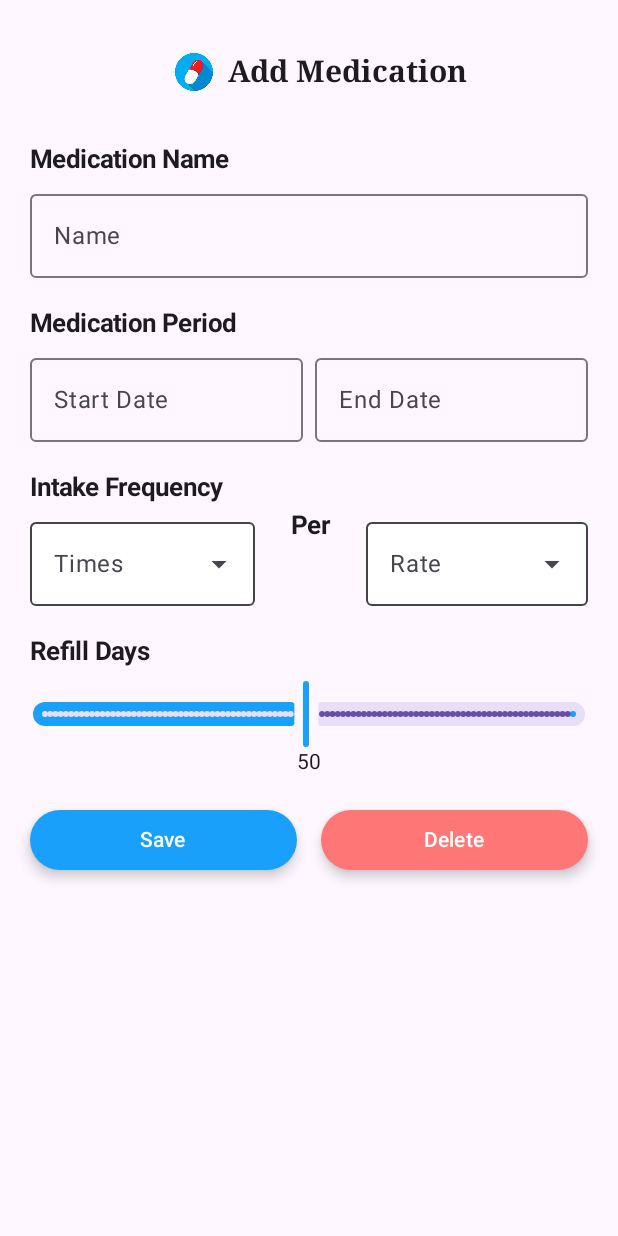
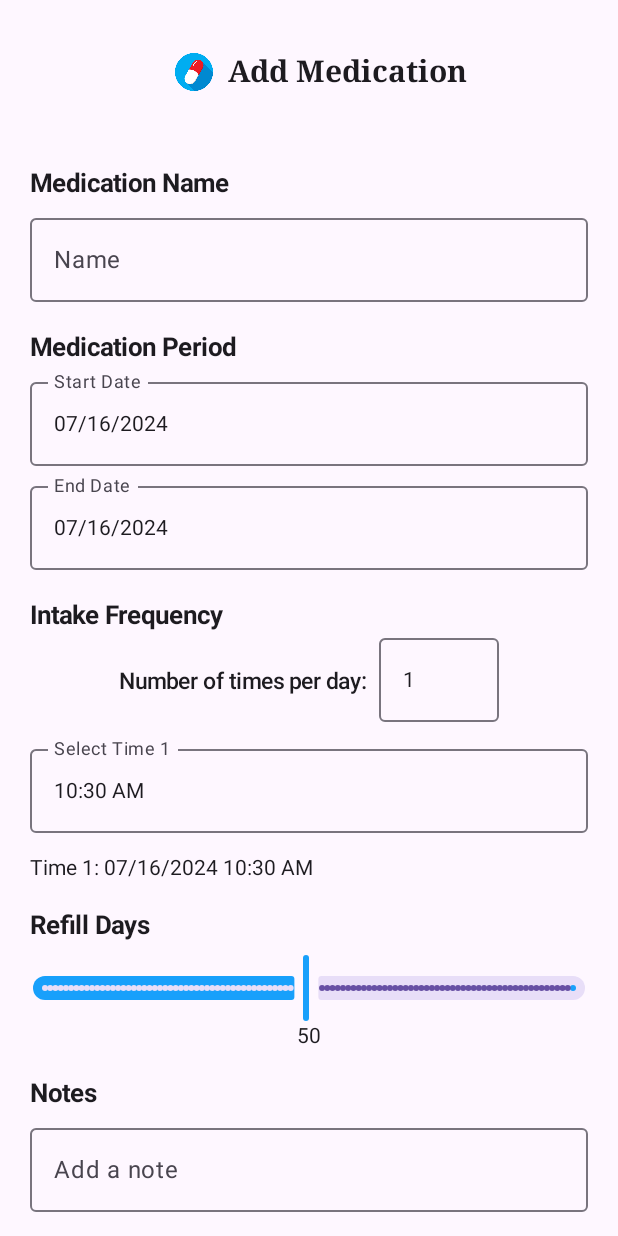
Before and after one commit to andrewliu6868/DoseDiary-Medication-and-Refill-Reminder-App, an Android app built with Jetpack Compose: the @Preview function AddMedPreview, on a phone screen of 412 x 824 dp. Run offline under Robolectric (Android 15) with nearby library versions, the phone set to English and light mode, and no system bars.

Commit message:
Add DatePicker TimePicker & Note Section in "Add Medication"

```diff
--- a/app/src/main/java/com/example/dosediary/view/AddMedication.kt
+++ b/app/src/main/java/com/example/dosediary/view/AddMedication.kt
@@ -1,5 +1,8 @@
 package com.example.dosediary.view
 
+import android.app.DatePickerDialog
+import android.app.TimePickerDialog
+import android.content.Context
 import android.os.Build
 import android.widget.Button
 import androidx.annotation.RequiresApi
@@ -8,6 +11,7 @@ import androidx.compose.foundation.border
 import androidx.compose.foundation.layout.Arrangement
 import androidx.compose.foundation.layout.Box
 import androidx.compose.foundation.layout.Column
+import androidx.compose.foundation.layout.PaddingValues
 import androidx.compose.foundation.layout.Row
 import androidx.compose.foundation.layout.Spacer
 import androidx.compose.foundation.layout.fillMaxSize
@@ -15,6 +19,8 @@ import androidx.compose.foundation.layout.fillMaxWidth
 import androidx.compose.foundation.layout.height
 import androidx.compose.foundation.layout.padding
 import androidx.compose.foundation.layout.width
+import androidx.compose.foundation.lazy.LazyColumn
+import androidx.compose.foundation.text.KeyboardOptions
 import androidx.compose.material3.Button
 import androidx.compose.material3.ButtonDefaults
 import androidx.compose.material3.DropdownMenuItem
@@ -35,12 +41,20 @@ import androidx.compose.material3.contentColorFor
 import androidx.compose.runtime.Composable
 import androidx.compose.runtime.MutableState
 import androidx.compose.runtime.getValue
+import androidx.compose.runtime.mutableIntStateOf
+import androidx.compose.runtime.mutableStateListOf
 import androidx.compose.runtime.mutableStateOf
 import androidx.compose.runtime.remember
 import androidx.compose.runtime.setValue
+import androidx.compose.ui.Alignment
 import androidx.compose.ui.Modifier
+import androidx.compose.ui.focus.onFocusChanged
 import androidx.compose.ui.graphics.Color
+import androidx.compose.ui.platform.LocalContext
+import androidx.compose.ui.text.TextRange
 import androidx.compose.ui.text.font.FontWeight
+import androidx.compose.ui.text.input.KeyboardType
+import androidx.compose.ui.text.input.TextFieldValue
 import androidx.compose.ui.text.style.TextAlign
 import androidx.compose.ui.tooling.preview.Preview
 import androidx.compose.ui.unit.dp
@@ -49,21 +63,20 @@ import androidx.navigation.NavHostController
 import androidx.navigation.compose.rememberNavController
 import com.example.dosediary.R
 import com.example.dosediary.components.CustomTopAppBar
+import com.example.dosediary.components.DatePicker
+import com.example.dosediary.components.TimePicker
 import com.example.dosediary.ui.theme.Background
 import com.example.dosediary.ui.theme.ContainerBackground
 import com.example.dosediary.ui.theme.Primary
+import java.text.SimpleDateFormat
 import java.time.LocalDate
+import java.util.Calendar
+import java.util.Date
+import java.util.Locale
 
-@RequiresApi(Build.VERSION_CODES.O)
 @Composable
 fun AddMedicationPage(navController: NavHostController){
     val medicationName = remember { mutableStateOf("") }
-    val startDate = remember { mutableStateOf("") }
-    val endDate = remember { mutableStateOf("") }
-//    var daysUntilRefill by remember { mutableIntStateOf(50) }
-//    val sideEffects = listOf("Nausea", "Vomiting", "Diarrhea", "Constipation", "Drowsiness", "Dizziness", "Headache", "Fatigue", "Dry Mouth", "Rash", "Insomnia")
-//    val sideEffectsState = remember { sideEffects.map { it to mutableStateOf(false) }.toMap() }
-//    val dateFormatter = DateTimeFormatter.ofPattern("yyyy-MM-dd")
 
     Scaffold(
         topBar = {
@@ -76,29 +89,27 @@ fun AddMedicationPage(navController: NavHostController){
             )
         }
     ){ innerPadding ->
-        Column(
+        LazyColumn(
             modifier = Modifier
                 .fillMaxSize()
                 .padding(innerPadding)
-                .padding(horizontal = 20.dp)
-        ){
-            MedicationNameSection(medicationName)
-            Spacer(modifier = Modifier.height(20.dp))
-            MedDurationSection(startDate, endDate)
-            Spacer(modifier = Modifier.height(20.dp))
-            MedFrequencySection()
-            Spacer(modifier = Modifier.height(20.dp))
-            RefillDaysSection()
-            Spacer(modifier = Modifier.height(20.dp))
-            SaveDeleteRow(navController)
+                .padding(horizontal = 20.dp),
+            contentPadding = PaddingValues(vertical = 16.dp),
+            verticalArrangement = Arrangement.spacedBy(20.dp)
+        ) {
+            item { MedicationNameSection(medicationName) }
+            item { MedDurationSection() }
+            item { MedFrequencySection() }
+            item { RefillDaysSection() }
+            item { NoteSection() }
+            item { SaveDeleteRow(navController) }
         }
     }
 }
 
 @Composable
 fun MedicationNameSection(medicationName: MutableState<String>){
-    Text(text = "Medication Name",
-        style = LocalTextStyle.current.copy(fontWeight = FontWeight.Bold, fontSize = 17.sp))
+    Text(text = "Medication Name", style = LocalTextStyle.current.copy(fontWeight = FontWeight.Bold, fontSize = 17.sp))
     Spacer(modifier = Modifier.height(5.dp))
     OutlinedTextField(
         value = medicationName.value,
@@ -108,115 +119,78 @@ fun MedicationNameSection(medicationName: MutableState<String>){
     )
 }
 
-@OptIn(ExperimentalMaterial3Api::class)
 @Composable
-fun MedDurationSection(startDate: MutableState<String>, endDate: MutableState<String>){
-    Text(text = "Medication Period",
-        style = LocalTextStyle.current.copy(fontWeight = FontWeight.Bold, fontSize = 17.sp))
+fun MedDurationSection(){
+    val startDate = remember { mutableStateOf(Date()) }
+    val endDate = remember { mutableStateOf(Date()) }
+
+    Text(text = "Medication Period", style = LocalTextStyle.current.copy(fontWeight = FontWeight.Bold, fontSize = 17.sp))
+    Spacer(modifier = Modifier.height(5.dp))
+    DatePicker(date = startDate, "Start Date")
+    Spacer(modifier = Modifier.height(5.dp))
+    DatePicker(date = endDate, "End Date")
+}
+
+@Composable
+fun MedFrequencySection(){
+    var frequency by remember { mutableStateOf(TextFieldValue("1")) }
+    val times = remember { mutableStateListOf<Date>(Date()) }
+    val dateFormat = remember { SimpleDateFormat("MM/dd/yyyy hh:mm a", Locale.getDefault()) }
+
+
+    Text(text = "Intake Frequency", style = LocalTextStyle.current.copy(fontWeight = FontWeight.Bold, fontSize = 17.sp))
     Spacer(modifier = Modifier.height(5.dp))
     Row(
         modifier = Modifier.fillMaxWidth(),
-        horizontalArrangement = Arrangement.spacedBy(8.dp)
-    ){
-        OutlinedTextField(value = startDate.value,
-            onValueChange = {startDate.value = it},
-            label = { Text("Start Date") },
-            modifier = Modifier.weight(1f)
+        horizontalArrangement = Arrangement.Center
+    ) {
+        Column {
+            Spacer(modifier = Modifier.height(20.dp))
+            Text(text = "Number of times per day:", style = LocalTextStyle.current.copy(fontWeight = FontWeight.Medium, fontSize = 15.sp))
+        }
+        Spacer(modifier = Modifier.width(8.dp))
+        OutlinedTextField(
+            modifier = Modifier
+                .width(80.dp)
+                .onFocusChanged { focusState ->
+                    if (focusState.isFocused) {
+                        frequency = frequency.copy(selection = TextRange(0, frequency.text.length))
+                    }
+                },
+            value = frequency,
+            onValueChange = { value ->
+                frequency = value
+                val intVal = value.text.toIntOrNull()
+                //Validation
+                if (intVal != null && intVal > 0) {
+                    while (times.size < intVal) {
+                        times.add(Date())
+                    }
+                    while (times.size > intVal) {
+                        times.removeAt(times.size - 1)
+                    }
+                }
+            },
+            keyboardOptions = KeyboardOptions(keyboardType = KeyboardType.Number)
         )
-        OutlinedTextField(value = endDate.value,
-            onValueChange = { endDate.value = it },
-            label = { Text("End Date") },
-            modifier = Modifier.weight(1f)
-        )
+    }
+    Spacer(modifier = Modifier.height(10.dp))
+    times.forEachIndexed { index, time ->
+        val timeState = remember { mutableStateOf(time) }
+        TimePicker(time = timeState, placeholder = "Select Time ${index + 1}")
+        times[index] = timeState.value
+        Spacer(modifier = Modifier.height(10.dp))
+    }
+    Spacer(modifier = Modifier.height(5.dp))
+    times.forEachIndexed { index, time ->
+        Text(text = "Time ${index + 1}: ${dateFormat.format(time)}")
     }
 }
 
-@OptIn(ExperimentalMaterial3Api::class)
-@Composable
-fun MedFrequencySection(){
-    val frequencyNum = remember { mutableListOf("0", "1", "2", "3", "4", "5", "6", "7", "8", "9") }
-    val frequncyRate = remember{ mutableListOf("Hourly", "Daily", "Weekly", "Monthly", "Yearly") }
-//    var freqNum by remember { mutableStateOf(frequencyNum[0]) }
-//    var freqRate by remember { mutableStateOf(frequncyRate[0]) }
-    Text(text = "Intake Frequency",
-        style = LocalTextStyle.current.copy(fontWeight = FontWeight.Bold, fontSize = 17.sp))
-    Spacer(modifier = Modifier.height(5.dp))
-    Row(
-        modifier = Modifier.fillMaxWidth(),
-        horizontalArrangement = Arrangement.spacedBy(8.dp)
-    ) {
-        DropDownMenu(
-            //selectedChoice = frequencyNum[0],
-            optionItems = frequencyNum,
-            label = "Times")
-        Spacer(modifier = Modifier.width(8.dp))
-        Text(
-            text = "Per",
-            style = LocalTextStyle.current.copy(fontWeight = FontWeight.Bold, fontSize = 17.sp)
-        )
-        Spacer(modifier = Modifier.width(8.dp))
-        DropDownMenu(
-            //selectedChoice = freqRate,
-            optionItems = frequncyRate,
-            label = "Rate"
-        )
-    }
-}
 
-@OptIn(ExperimentalMaterial3Api::class)
-@Composable
-fun DropDownMenu(
-    //selectedChoice: MutableState<String>,
-    optionItems: List<String>,
-    label: String
-){
-    var isExpanded by remember { mutableStateOf(false) }
-    var selected by remember{ mutableStateOf("") }
-    ExposedDropdownMenuBox(
-        expanded = isExpanded,
-        onExpandedChange = {isExpanded = !isExpanded},
-        modifier = Modifier.width(150.dp),
-    ) {
-        OutlinedTextField(
-            modifier = Modifier.menuAnchor(),
-            label = {Text(label)},
-            //value = selectedChoice.value,
-            value = selected,
-            onValueChange = {},
-            readOnly = true,
-            trailingIcon = {ExposedDropdownMenuDefaults.TrailingIcon(expanded = isExpanded) },
-            colors = TextFieldDefaults.colors(
-                focusedIndicatorColor = Primary,
-                unfocusedIndicatorColor = Color.DarkGray,
-                focusedContainerColor = Color.White,
-                unfocusedContainerColor = Color.White,
-                disabledContainerColor = Color.White,
-                focusedTextColor = Color.Black,
-                unfocusedTextColor = Color.Black,
-                disabledTextColor = Color.Black,
-            )
-        )
-        ExposedDropdownMenu(expanded = isExpanded, onDismissRequest = { isExpanded = false}, modifier = Modifier.background(Color.White)) {
-            optionItems.forEachIndexed { index, text ->
-                DropdownMenuItem(
-                    modifier = Modifier.background(Color.White),
-                    text = { Text(text = text, color = Color.Black) },
-                    onClick = {
-                        selected = optionItems[index]
-                        isExpanded = false
-                    },
-                    contentPadding = ExposedDropdownMenuDefaults.ItemContentPadding
-                )
-            }
-        }
-        //Text("Selected option is: " + selected)
-    }
-}
-
-@OptIn(ExperimentalMaterial3Api::class)
 @Composable
 fun RefillDaysSection(){
-    var sliderPosition by remember { mutableStateOf(50 ) }
+    var sliderPosition by remember { mutableIntStateOf(50 ) }
     Text(text = "Refill Days", style = LocalTextStyle.current.copy(fontWeight = FontWeight.Bold, fontSize = 17.sp))
     Spacer(modifier = Modifier.height(8.dp))
     Slider(
@@ -232,6 +206,24 @@ fun RefillDaysSection(){
     )
     Text(modifier = Modifier.fillMaxWidth(), text = sliderPosition.toString(), textAlign = TextAlign.Center )
 }
+
+
+@Composable
+fun NoteSection() {
+    var note by remember { mutableStateOf("") }
+
+    Text(text = "Notes", style = LocalTextStyle.current.copy(fontWeight = FontWeight.Bold, fontSize = 17.sp))
+    Spacer(modifier = Modifier.height(5.dp))
+
+    OutlinedTextField(
+        value = note,
+        onValueChange = { note = it },
+        label = { Text("Add a note") },
+        modifier = Modifier.fillMaxWidth()
+    )
+}
+
+
 
 @Composable
 fun SaveDeleteRow(navController: NavHostController) {
@@ -260,7 +252,6 @@ fun SaveDeleteRow(navController: NavHostController) {
     }
 }
 
-@RequiresApi(Build.VERSION_CODES.O)
 @Preview(showBackground =true, name = "AddMedication Preview")
 @Composable
 fun AddMedPreview(){
```
